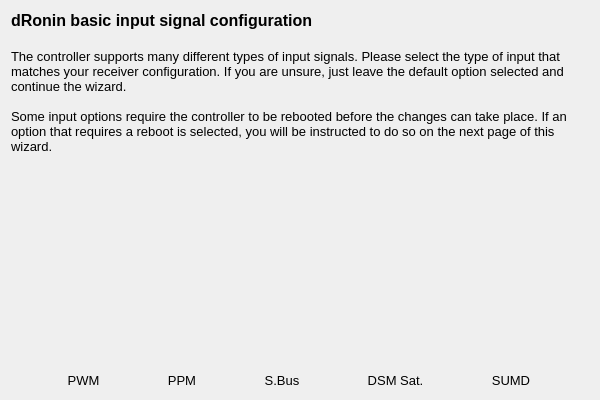
This is ground/gcs/src/plugins/setupwizard/pages/inputpage.ui in d-ronin/dRonin as Qt 5 draws it before an edit. The edited form follows.
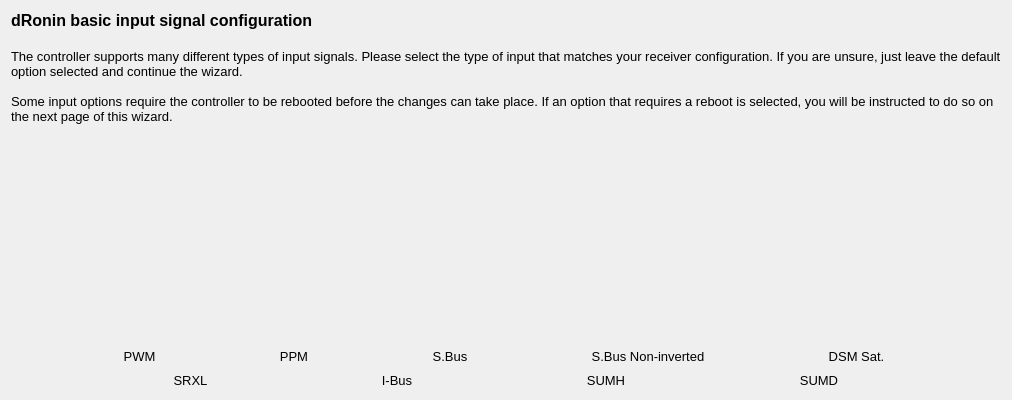
This is the edited form. Icons and pictures are not drawn.

The edit to the form file:
```diff
--- a/ground/gcs/src/plugins/setupwizard/pages/inputpage.ui
+++ b/ground/gcs/src/plugins/setupwizard/pages/inputpage.ui
@@ -6,7 +6,7 @@
    <rect>
     <x>0</x>
     <y>0</y>
-    <width>600</width>
+    <width>1012</width>
     <height>400</height>
    </rect>
   </property>
@@ -193,7 +193,49 @@
         </font>
        </property>
        <property name="toolTip">
-        <string>Spektrum Satellite</string>
+        <string>Futaba S.Bus Non-inverted</string>
+       </property>
+       <property name="styleSheet">
+        <string notr="true">QToolButton { border: none }</string>
+       </property>
+       <property name="text">
+        <string>S.Bus Non-inverted</string>
+       </property>
+       <property name="icon">
+        <iconset resource="../wizardResources.qrc">
+         <normaloff>:/setupwizard/resources/bttn-sbusnoninverted-up.png</normaloff>
+         <normalon>:/setupwizard/resources/bttn-sbusnoninverted-down.png</normalon>
+         <disabledoff>:/setupwizard/resources/bttn-sbusnoninverted-disabled.png</disabledoff>:/setupwizard/resources/bttn-sbusnoninverted-up.png</iconset>
+       </property>
+       <property name="iconSize">
+        <size>
+         <width>100</width>
+         <height>100</height>
+        </size>
+       </property>
+       <property name="checkable">
+        <bool>true</bool>
+       </property>
+       <property name="autoExclusive">
+        <bool>true</bool>
+       </property>
+       <property name="toolButtonStyle">
+        <enum>Qt::ToolButtonTextUnderIcon</enum>
+       </property>
+       <property name="autoRaise">
+        <bool>true</bool>
+       </property>
+      </widget>
+     </item>
+     <item>
+      <widget class="QToolButton" name="dsmButton">
+       <property name="font">
+        <font>
+         <pointsize>10</pointsize>
+        </font>
+       </property>
+       <property name="toolTip">
+        <string>Spektrum satellite (DSM)</string>
        </property>
        <property name="styleSheet">
         <string notr="true">QToolButton { border: none }</string>
@@ -227,6 +269,142 @@
        </property>
       </widget>
      </item>
+    </layout>
+   </item>
+   <item>
+    <layout class="QHBoxLayout" name="horizontalLayout_2" stretch="0,0,0,0">
+     <property name="topMargin">
+      <number>0</number>
+     </property>
+     <property name="bottomMargin">
+      <number>0</number>
+     </property>
+     <item>
+      <widget class="QToolButton" name="srxlButton">
+       <property name="font">
+        <font>
+         <pointsize>10</pointsize>
+        </font>
+       </property>
+       <property name="toolTip">
+        <string>Multiplex SRXL</string>
+       </property>
+       <property name="styleSheet">
+        <string notr="true">QToolButton { border: none }</string>
+       </property>
+       <property name="text">
+        <string>SRXL</string>
+       </property>
+       <property name="icon">
+        <iconset resource="../wizardResources.qrc">
+         <normaloff>:/setupwizard/resources/bttn-srxl-up.png</normaloff>
+         <normalon>:/setupwizard/resources/bttn-srxl-down.png</normalon>
+         <disabledoff>:/setupwizard/resources/bttn-srxl-disabled.png</disabledoff>:/setupwizard/resources/bttn-srxl-up.png</iconset>
+       </property>
+       <property name="iconSize">
+        <size>
+         <width>100</width>
+         <height>100</height>
+        </size>
+       </property>
+       <property name="checkable">
+        <bool>true</bool>
+       </property>
+       <property name="autoExclusive">
+        <bool>true</bool>
+       </property>
+       <property name="toolButtonStyle">
+        <enum>Qt::ToolButtonTextUnderIcon</enum>
+       </property>
+       <property name="autoRaise">
+        <bool>true</bool>
+       </property>
+      </widget>
+     </item>
+     <item>
+      <widget class="QToolButton" name="ibusButton">
+       <property name="font">
+        <font>
+         <pointsize>10</pointsize>
+        </font>
+       </property>
+       <property name="toolTip">
+        <string>FlySky I-Bus</string>
+       </property>
+       <property name="styleSheet">
+        <string notr="true">QToolButton { border: none }</string>
+       </property>
+       <property name="text">
+        <string>I-Bus</string>
+       </property>
+       <property name="icon">
+        <iconset resource="../wizardResources.qrc">
+         <normaloff>:/setupwizard/resources/bttn-ibus-up.png</normaloff>
+         <normalon>:/setupwizard/resources/bttn-ibus-down.png</normalon>
+         <disabledoff>:/setupwizard/resources/bttn-ibus-disabled.png</disabledoff>:/setupwizard/resources/bttn-ibus-up.png</iconset>
+       </property>
+       <property name="iconSize">
+        <size>
+         <width>100</width>
+         <height>100</height>
+        </size>
+       </property>
+       <property name="checkable">
+        <bool>true</bool>
+       </property>
+       <property name="autoExclusive">
+        <bool>true</bool>
+       </property>
+       <property name="toolButtonStyle">
+        <enum>Qt::ToolButtonTextUnderIcon</enum>
+       </property>
+       <property name="autoRaise">
+        <bool>true</bool>
+       </property>
+      </widget>
+     </item>
+     <item>
+      <widget class="QToolButton" name="hottsumhButton">
+       <property name="font">
+        <font>
+         <pointsize>10</pointsize>
+        </font>
+       </property>
+       <property name="toolTip">
+        <string>Graupner HoTT (SUMH)</string>
+       </property>
+       <property name="styleSheet">
+        <string notr="true">QToolButton { border: none }</string>
+       </property>
+       <property name="text">
+        <string>SUMH</string>
+       </property>
+       <property name="icon">
+        <iconset resource="../wizardResources.qrc">
+         <normaloff>:/setupwizard/resources/bttn-sumh-up.png</normaloff>
+         <normalon>:/setupwizard/resources/bttn-sumh-down.png</normalon>
+         <disabledoff>:/setupwizard/resources/bttn-sumh-disabled.png</disabledoff>:/setupwizard/resources/bttn-sumh-up.png</iconset>
+       </property>
+       <property name="iconSize">
+        <size>
+         <width>100</width>
+         <height>100</height>
+        </size>
+       </property>
+       <property name="checkable">
+        <bool>true</bool>
+       </property>
+       <property name="autoExclusive">
+        <bool>true</bool>
+       </property>
+       <property name="toolButtonStyle">
+        <enum>Qt::ToolButtonTextUnderIcon</enum>
+       </property>
+       <property name="autoRaise">
+        <bool>true</bool>
+       </property>
+      </widget>
+     </item>
      <item>
       <widget class="QToolButton" name="hottsumdButton">
        <property name="font">
```
Left out of the diff: 10 changed lines with no effect on the pictures.
